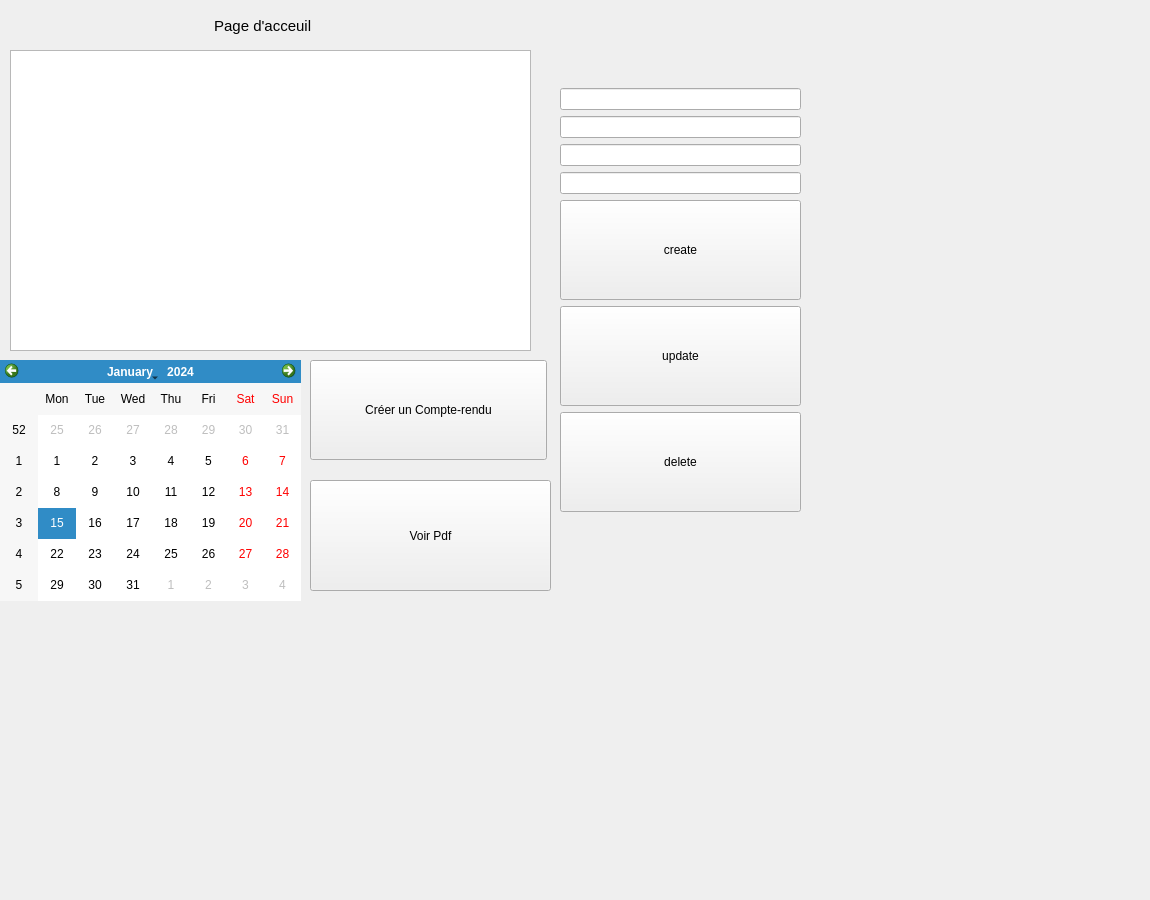
Qt form front/main.ui (FabioF9/GSB-AppliVisiteur) before a commit.
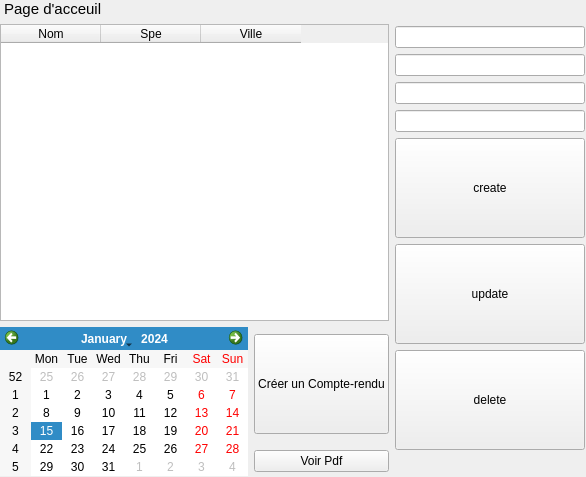
The same form after that commit.

```diff
--- a/front/main.ui
+++ b/front/main.ui
@@ -6,8 +6,8 @@
    <rect>
     <x>0</x>
     <y>0</y>
-    <width>1150</width>
-    <height>900</height>
+    <width>586</width>
+    <height>477</height>
    </rect>
   </property>
   <property name="windowTitle">
@@ -16,19 +16,33 @@
   <widget class="QWidget" name="centralwidget">
    <property name="minimumSize">
     <size>
-     <width>1150</width>
-     <height>900</height>
+     <width>586</width>
+     <height>477</height>
     </size>
    </property>
-   <widget class="QWidget" name="verticalLayoutWidget">
+   <widget class="QWidget" name="">
     <property name="geometry">
      <rect>
-      <x>560</x>
+      <x>0</x>
       <y>0</y>
-      <width>241</width>
-      <height>601</height>
+      <width>585</width>
+      <height>476</height>
      </rect>
     </property>
+    <layout class="QGridLayout" name="gridLayout">
+     <item row="0" column="0" colspan="2">
+      <widget class="QLabel" name="Titre">
+       <property name="font">
+        <font>
+         <pointsize>11</pointsize>
+        </font>
+       </property>
+       <property name="text">
+        <string> Page d'acceuil</string>
+       </property>
+      </widget>
+     </item>
+     <item row="0" column="2" rowspan="4">
     <layout class="QVBoxLayout" name="verticalLayout">
      <item>
       <layout class="QVBoxLayout" name="verticalLayout_2">
@@ -86,59 +100,31 @@
       </layout>
      </item>
     </layout>
-   </widget>
-   <widget class="QCalendarWidget" name="calendar">
-    <property name="geometry">
-     <rect>
-      <x>0</x>
-      <y>360</y>
-      <width>301</width>
-      <height>241</height>
-     </rect>
-    </property>
-   </widget>
-   <widget class="QLabel" name="Titre">
-    <property name="geometry">
-     <rect>
-      <x>210</x>
-      <y>10</y>
-      <width>111</width>
-      <height>31</height>
-     </rect>
-    </property>
-    <property name="font">
-     <font>
-      <pointsize>11</pointsize>
-     </font>
-    </property>
+     </item>
+     <item row="1" column="0" colspan="2">
+      <widget class="QTableWidget" name="tableWidget">
+       <column>
+        <property name="text">
+         <string>Nom</string>
+        </property>
+       </column>
+       <column>
+        <property name="text">
+         <string>Spe</string>
+        </property>
+       </column>
+       <column>
     <property name="text">
-     <string> Page d'acceuil</string>
-    </property>
-   </widget>
-   <widget class="QTextEdit" name="List">
-    <property name="geometry">
-     <rect>
-      <x>10</x>
-      <y>50</y>
-      <width>521</width>
-      <height>301</height>
-     </rect>
-    </property>
-    <property name="font">
-     <font>
-      <pointsize>11</pointsize>
-     </font>
-    </property>
-   </widget>
+         <string>Ville</string>
+        </property>
+       </column>
+      </widget>
+     </item>
+     <item row="2" column="0" rowspan="2">
+      <widget class="QCalendarWidget" name="calendar"/>
+     </item>
+     <item row="2" column="1">
    <widget class="QPushButton" name="index_button_read">
-    <property name="geometry">
-     <rect>
-      <x>310</x>
-      <y>360</y>
-      <width>237</width>
-      <height>100</height>
-     </rect>
-    </property>
     <property name="minimumSize">
      <size>
       <width>0</width>
@@ -149,18 +135,15 @@
      <string>Créer un Compte-rendu</string>
     </property>
    </widget>
+     </item>
+     <item row="3" column="1">
    <widget class="QPushButton" name="index_button_view">
-    <property name="geometry">
-     <rect>
-      <x>310</x>
-      <y>480</y>
-      <width>241</width>
-      <height>111</height>
-     </rect>
-    </property>
     <property name="text">
      <string>Voir Pdf</string>
     </property>
+      </widget>
+     </item>
+    </layout>
    </widget>
   </widget>
  </widget>
```
Lines whose indentation alone changed are shown as unchanged.
